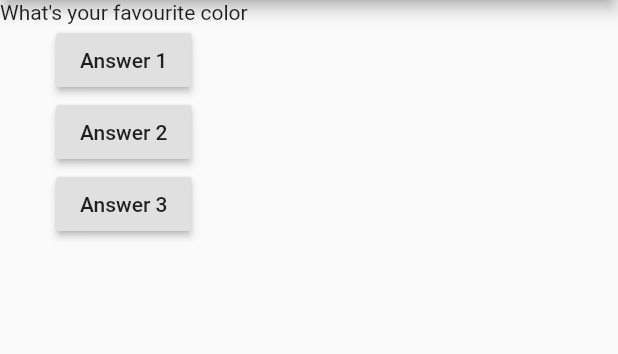
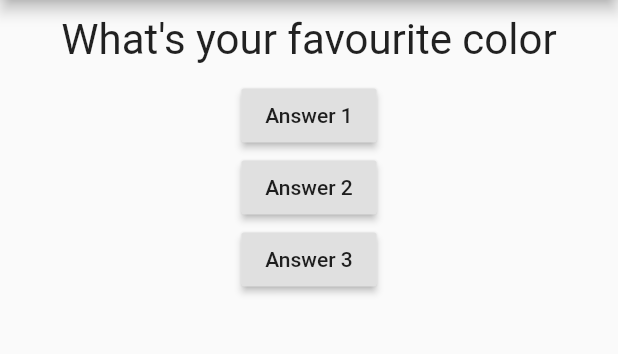
Before and after one commit to thabopali/flutter_firstapp, a Flutter app: the screen it shows after launch, on a phone screen of 412 x 824 dp, the part 84-438 px from its top. Run offline on Flutter 3.47's test engine with Material 2 defaults, Android fonts, the phone set to English and light mode, and no system bars.

Commit message:
Styling the app with margins and font sizes

```diff
--- a/lib/main.dart
+++ b/lib/main.dart
@@ -1,4 +1,6 @@
 import 'package:flutter/material.dart';
+
+import './question.dart';
 
 //void main() {
 //  runApp(MyApp());
@@ -40,7 +42,7 @@ class _MyAppState extends State<MyApp> {
           title: Text('My First App'),
         ),
         body: Column(children: [
-          Text(questions[_questionIndex]),
+          Question(questions[_questionIndex]),
           RaisedButton(
             child: Text('Answer 1'),
             onPressed: _answerQuestion,
--- /dev/null
+++ b/lib/question.dart
@@ -0,0 +1,19 @@
+import 'package:flutter/material.dart';
+
+class Question extends StatelessWidget {
+  final String questionText;
+
+  Question(this.questionText);
+
+  @override
+  Widget build(BuildContext context) {
+    return Container(
+        width: double.infinity,
+        margin: EdgeInsets.all(10),
+        child: Text(
+          questionText,
+          style: TextStyle(fontSize: 28),
+          textAlign: TextAlign.center,
+        ));
+  }
+}
```
